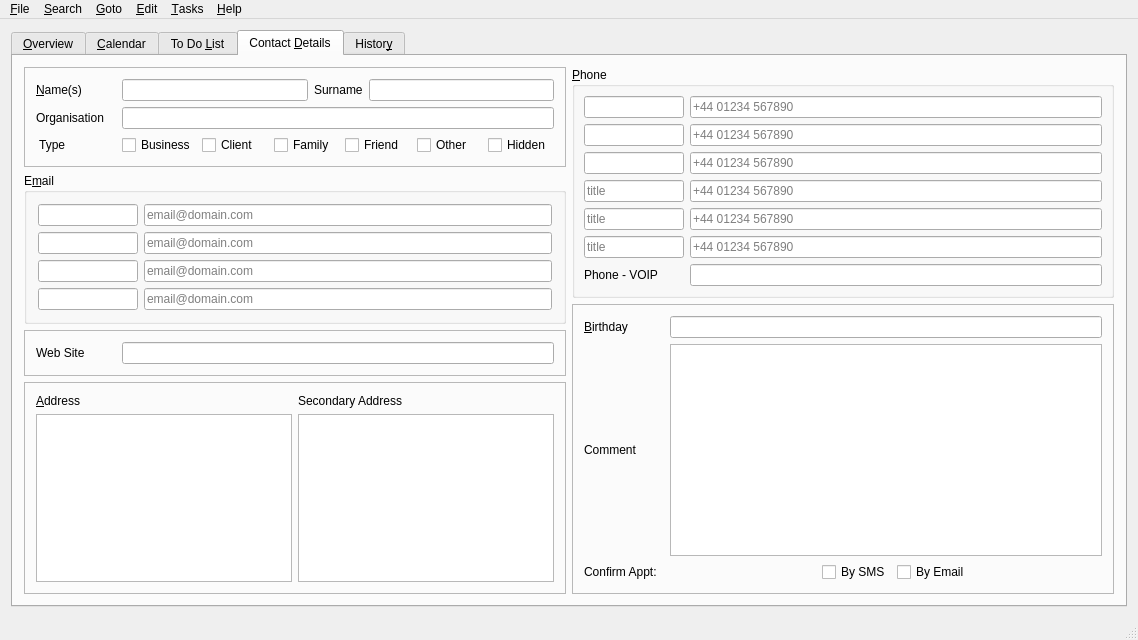
trumpton/ContactManager, file mainwindow.ui: the form before one commit.
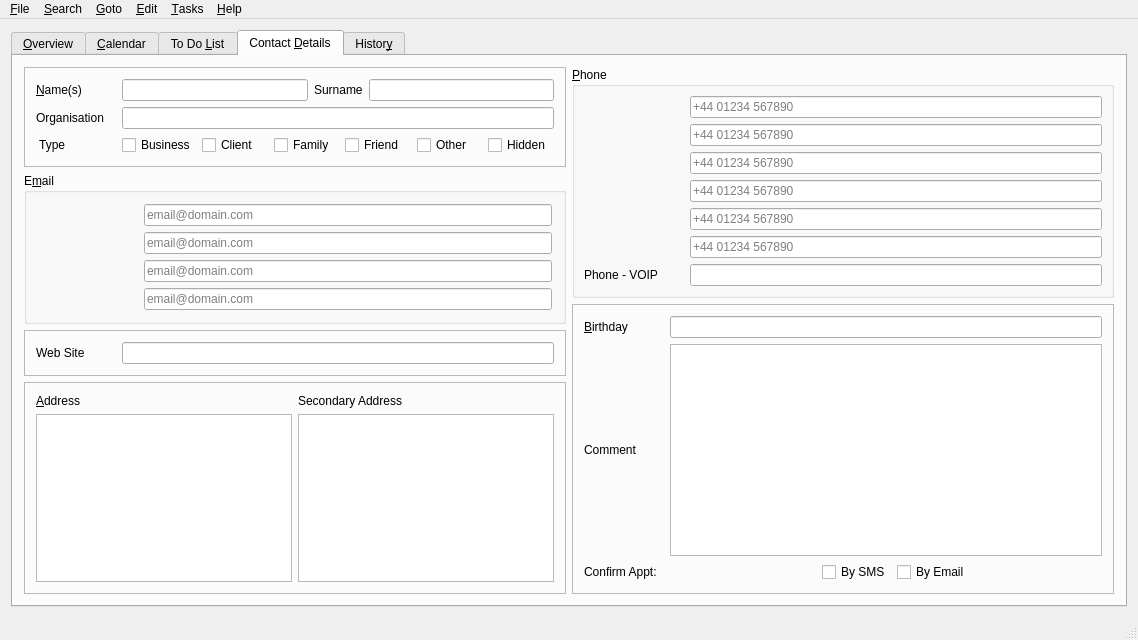
The form after the commit. The open tabs and pages were chosen to show the change. Icons and pictures are not drawn. Custom widgets are drawn as their Qt base class.

Commit message:
Email and phone titles: plain text, changed with F2 (#59)
The title boxes are now labels, so tabbing goes straight from entry to
entry. Each email and phone entry takes its name from its title ("Home
Phone", "Other Email"). F2 in an entry opens a dialog to change that
contact's title for that field; a blank title gives the default back.

The edit to the form file:
```diff
--- a/mainwindow.ui
+++ b/mainwindow.ui
@@ -391,7 +391,7 @@
              <item>
               <layout class="QHBoxLayout" name="horizontalLayout_8">
                <item>
-                <widget class="SafeLineEdit" name="editEmailTitle">
+                <widget class="QLabel" name="editEmailTitle">
                  <property name="minimumSize">
                   <size>
                    <width>100</width>
@@ -424,7 +424,7 @@
              <item>
               <layout class="QHBoxLayout" name="horizontalLayout_9">
                <item>
-                <widget class="SafeLineEdit" name="editEmail2Title">
+                <widget class="QLabel" name="editEmail2Title">
                  <property name="minimumSize">
                   <size>
                    <width>100</width>
@@ -457,7 +457,7 @@
              <item>
               <layout class="QHBoxLayout" name="horizontalLayout_email3">
                <item>
-                <widget class="SafeLineEdit" name="editEmail3Title">
+                <widget class="QLabel" name="editEmail3Title">
                  <property name="minimumSize">
                   <size>
                    <width>100</width>
@@ -490,7 +490,7 @@
              <item>
               <layout class="QHBoxLayout" name="horizontalLayout_email4">
                <item>
-                <widget class="SafeLineEdit" name="editEmail4Title">
+                <widget class="QLabel" name="editEmail4Title">
                  <property name="minimumSize">
                   <size>
                    <width>100</width>
@@ -680,7 +680,7 @@
              <item>
               <layout class="QHBoxLayout" name="horizontalLayout_17">
                <item>
-                <widget class="SafeLineEdit" name="editPhoneTitle">
+                <widget class="QLabel" name="editPhoneTitle">
                  <property name="minimumSize">
                   <size>
                    <width>100</width>
@@ -713,7 +713,7 @@
              <item>
               <layout class="QHBoxLayout" name="horizontalLayout_18">
                <item>
-                <widget class="SafeLineEdit" name="editWorkTitle">
+                <widget class="QLabel" name="editWorkTitle">
                  <property name="minimumSize">
                   <size>
                    <width>100</width>
@@ -746,7 +746,7 @@
              <item>
               <layout class="QHBoxLayout" name="horizontalLayout_19">
                <item>
-                <widget class="SafeLineEdit" name="editMobileTitle">
+                <widget class="QLabel" name="editMobileTitle">
                  <property name="minimumSize">
                   <size>
                    <width>100</width>
@@ -779,7 +779,7 @@
              <item>
               <layout class="QHBoxLayout" name="horizontalLayout_21">
                <item>
-                <widget class="SafeLineEdit" name="edit2Title">
+                <widget class="QLabel" name="edit2Title">
                  <property name="minimumSize">
                   <size>
                    <width>100</width>
@@ -798,8 +798,8 @@
                  <property name="text">
                   <string/>
                  </property>
-                 <property name="placeholderText">
-                  <string>title</string>
+                 <property name="buddy">
+                  <cstring>edit2</cstring>
                  </property>
                 </widget>
                </item>
@@ -821,7 +821,7 @@
                 <number>0</number>
                </property>
                <item>
-                <widget class="SafeLineEdit" name="edit3Title">
+                <widget class="QLabel" name="edit3Title">
                  <property name="minimumSize">
                   <size>
                    <width>100</width>
@@ -837,8 +837,8 @@
                  <property name="accessibleName">
                   <string>Custom 2 Phone Title</string>
                  </property>
-                 <property name="placeholderText">
-                  <string>title</string>
+                 <property name="buddy">
+                  <cstring>edit3</cstring>
                  </property>
                 </widget>
                </item>
@@ -857,7 +857,7 @@
              <item>
               <layout class="QHBoxLayout" name="horizontalLayout_20">
                <item>
-                <widget class="SafeLineEdit" name="edit4Title">
+                <widget class="QLabel" name="edit4Title">
                  <property name="minimumSize">
                   <size>
                    <width>100</width>
@@ -873,8 +873,8 @@
                  <property name="accessibleName">
                   <string>Custom 3 Phone Title</string>
                  </property>
-                 <property name="placeholderText">
-                  <string>title</string>
+                 <property name="buddy">
+                  <cstring>edit4</cstring>
                  </property>
                 </widget>
                </item>
```
Left out of the diff: 31 changed lines with no effect on the pictures. The commit also changes 3 other files.
